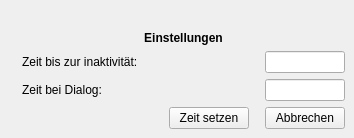
First picture: the form in mainwindow.ui, repository GrauerStar/AFK-Checker, before the edit.
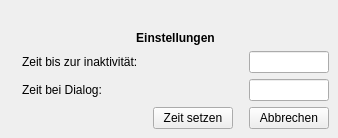
Second picture: the form after the edit. Icons and pictures are not drawn.

The edit to the form file:
```diff
--- a/mainwindow.ui
+++ b/mainwindow.ui
@@ -2,14 +2,35 @@
 <ui version="4.0">
  <class>MainWindow</class>
  <widget class="QMainWindow" name="MainWindow">
+  <property name="enabled">
+   <bool>true</bool>
+  </property>
   <property name="geometry">
    <rect>
     <x>0</x>
     <y>0</y>
-    <width>354</width>
+    <width>338</width>
     <height>138</height>
    </rect>
   </property>
+  <property name="sizePolicy">
+   <sizepolicy hsizetype="Fixed" vsizetype="Fixed">
+    <horstretch>0</horstretch>
+    <verstretch>0</verstretch>
+   </sizepolicy>
+  </property>
+  <property name="minimumSize">
+   <size>
+    <width>338</width>
+    <height>138</height>
+   </size>
+  </property>
+  <property name="maximumSize">
+   <size>
+    <width>338</width>
+    <height>138</height>
+   </size>
+  </property>
   <property name="windowTitle">
    <string>MainWindow</string>
   </property>
```
Left out of the diff: 13 changed lines with no effect on the pictures.
